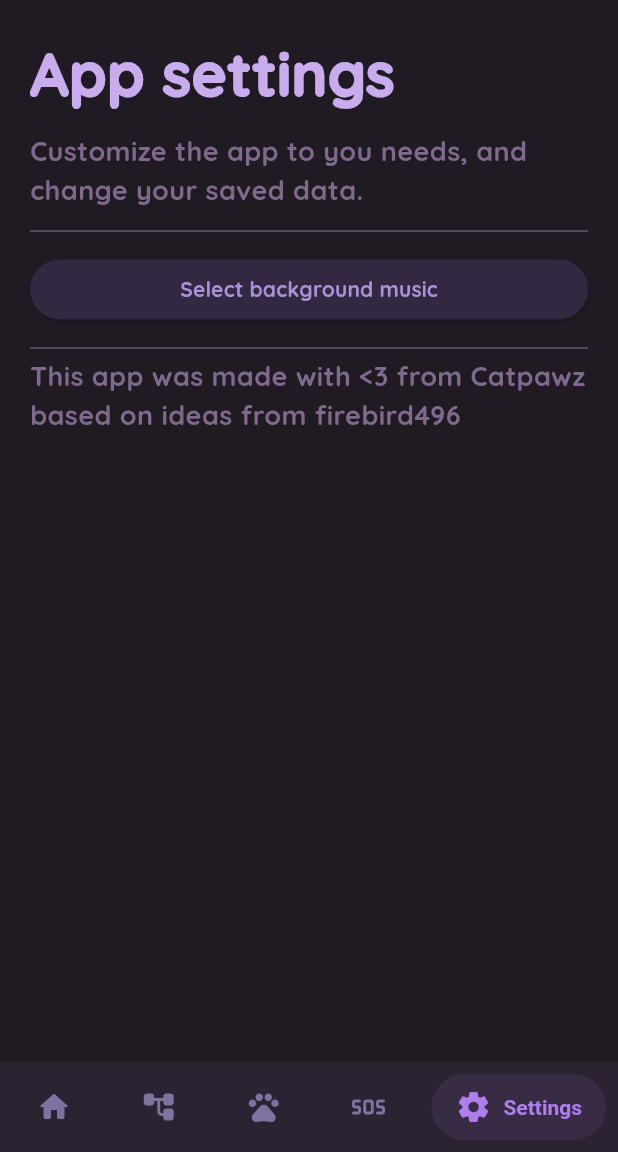
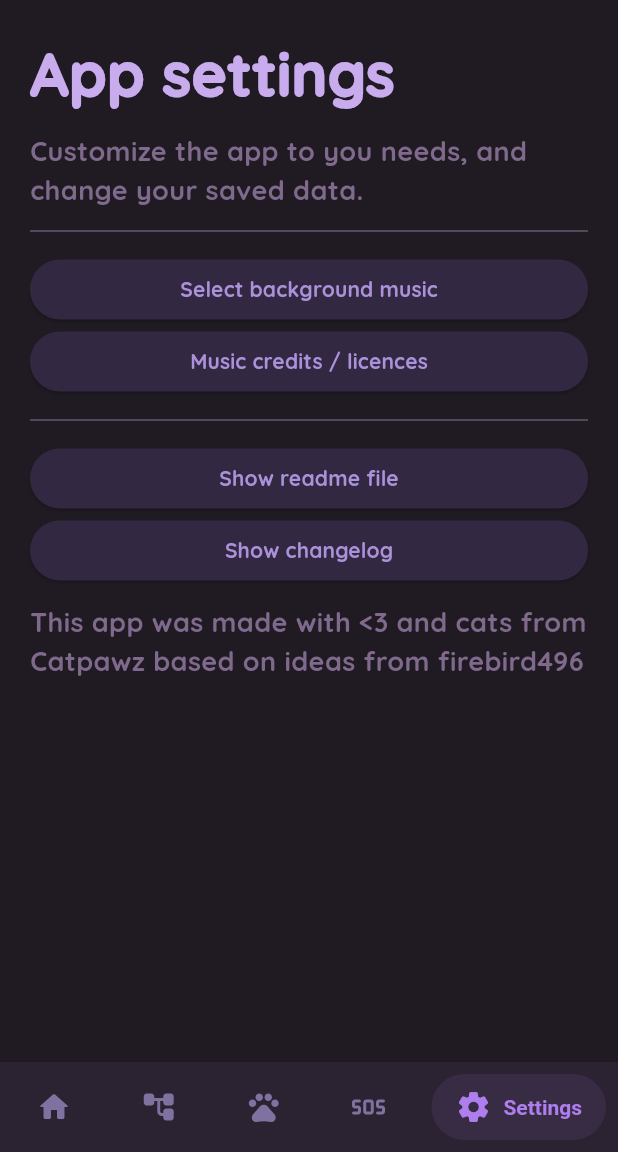
Before and after one commit to french-femboi/Healing-Neko, a Flutter app: the homePagePage screen opened by its route, item 5 of the bottom bar chosen, on a phone screen of 412 x 824 dp, the part 84-1236 px from its top. Run offline on Flutter 3.47's test engine with Material 3 defaults, Android fonts, the phone set to English and light mode, and no system bars; drawn by our look-alikes of salomon_bottom_bar; our stand-ins replace audioplayers, flutter_markdown, shared_preferences; missing offline and left inert: bottom_sheet, flutter_vibrate; accounts and stored records are empty; project files that could hold a hidden picture were left out.

Commit message:
Added new button for the Catpawz community, added new credits, added md file reader, added new manifest details, added show readme button, added changelog button

```diff
--- a/lib/main/home.dart
+++ b/lib/main/home.dart
@@ -17,6 +17,7 @@ import 'dart:async';
 import 'dart:math';
 import 'package:flutter/material.dart';
 import 'package:flutter/services.dart';
+import 'package:healing_neko/internal/mdreader.dart';
 import 'package:shared_preferences/shared_preferences.dart';
 import 'package:flutter_vibrate/flutter_vibrate.dart';
 import 'package:salomon_bottom_bar/salomon_bottom_bar.dart';
@@ -109,6 +110,11 @@ class _homePagePageState extends State<homePagePage> {
     });
   }
 
+  showMd(arg1) async {
+      final SharedPreferences prefs = await SharedPreferences.getInstance();
+      await prefs.setString('hln_mdfile', arg1);
+  }
+
   generateMessage() {
     //list of smol welcome messages to make the user feel at home
     final List<String> strings = [
@@ -163,7 +169,7 @@ class _homePagePageState extends State<homePagePage> {
 
   initializeMusic() async {
     final SharedPreferences prefs = await SharedPreferences.getInstance();
-    if(prefs.getString('hln_song') == "-"){
+    if((prefs.getString('hln_song')??"-") == "-"){
       //playback not enabled
     } else {
       await player.setReleaseMode(ReleaseMode.loop);
@@ -471,6 +477,27 @@ class _homePagePageState extends State<homePagePage> {
                         ),
                         child: const Text(
                           "Online toolkit",
+                          style: TextStyle(
+                            color: Color.fromARGB(255, 195, 178, 226),
+                            fontFamily: 'quicksand',
+                            fontWeight: FontWeight.w700,
+                          ),
+                          textAlign: TextAlign.start,
+                        ),
+                      ),
+                    ),
+                    SizedBox(
+                      width: double.infinity,
+                      child: ElevatedButton(
+                        onPressed: () {
+                          vibrate();
+                        },
+                        style: ElevatedButton.styleFrom(
+                          backgroundColor:
+                              const Color.fromARGB(255, 61, 50, 80),
+                        ),
+                        child: const Text(
+                          "Catpawz community",
                           style: TextStyle(
                             color: Color.fromARGB(255, 195, 178, 226),
                             fontFamily: 'quicksand',
@@ -905,6 +932,31 @@ class _homePagePageState extends State<homePagePage> {
                         ),
                       ),
                     ),
+                    SizedBox(
+                      width: double.infinity,
+                      child: ElevatedButton(
+                        onPressed: () {
+                          vibrate();
+                          showMd('soundscapes.md');
+                          Navigator.push(
+                            context,
+                            MaterialPageRoute(builder: (context) => const MyMd()),
+                          );
+                        },
+                        style: ElevatedButton.styleFrom(
+                          backgroundColor: const Color(0xFF332841),
+                        ),
+                        child: const Text(
+                          "Music credits / licences",
+                          style: TextStyle(
+                            color: Color.fromARGB(255, 171, 145, 218),
+                            fontFamily: 'quicksand',
+                            fontWeight: FontWeight.w700,
+                          ),
+                          textAlign: TextAlign.start,
+                        ),
+                      ),
+                    ),
                     const SizedBox(height: 10),
                     const Divider(
                       height: 10,
@@ -913,10 +965,62 @@ class _homePagePageState extends State<homePagePage> {
                       endIndent: 0,
                       color: Color(0xFF61586D),
                     ),
+                    const SizedBox(height: 10),
+                    SizedBox(
+                      width: double.infinity,
+                      child: ElevatedButton(
+                        onPressed: () {
+                          vibrate();
+                          showMd('readme.md');
+                          Navigator.push(
+                            context,
+                            MaterialPageRoute(builder: (context) => const MyMd()),
+                          );
+                        },
+                        style: ElevatedButton.styleFrom(
+                          backgroundColor: const Color(0xFF332841),
+                        ),
+                        child: const Text(
+                          "Show readme file",
+                          style: TextStyle(
+                            color: Color.fromARGB(255, 171, 145, 218),
+                            fontFamily: 'quicksand',
+                            fontWeight: FontWeight.w700,
+                          ),
+                          textAlign: TextAlign.start,
+                        ),
+                      ),
+                    ),
+                    SizedBox(
+                      width: double.infinity,
+                      child: ElevatedButton(
+                        onPressed: () {
+                          vibrate();
+                          showMd('changelog.md');
+                          Navigator.push(
+                            context,
+                            MaterialPageRoute(builder: (context) => const MyMd()),
+                          );
+                        },
+                        style: ElevatedButton.styleFrom(
+                          backgroundColor: const Color(0xFF332841),
+                        ),
+                        child: const Text(
+                          "Show changelog",
+                          style: TextStyle(
+                            color: Color.fromARGB(255, 171, 145, 218),
+                            fontFamily: 'quicksand',
+                            fontWeight: FontWeight.w700,
+                          ),
+                          textAlign: TextAlign.start,
+                        ),
+                      ),
+                    ),
+                    const SizedBox(height: 10),
                     const SizedBox(
                       width: double.infinity,
                       child: Text(
-                        "This app was made with <3 from Catpawz based on ideas from firebird496",
+                        "This app was made with <3 and cats from Catpawz based on ideas from firebird496",
                         style: TextStyle(
                           fontSize: 18,
                           color: Color(0xFF7F698C),
--- a/pubspec.yaml
+++ b/pubspec.yaml
@@ -35,6 +35,7 @@ dependencies:
   audioplayers: ^5.2.1
   flutter_local_notifications: ^17.0.0
   package_info_plus: ^5.0.1
+  flutter_markdown: ^0.7.3
 
 dev_dependencies:
   flutter_test:
@@ -47,6 +48,9 @@ flutter:
     - assets/nekos/
     - assets/soundscapes/
     - assets/neko/
+    - soundscapes.md
+    - readme.md
+    - changelog.md
   fonts:
     - family: Quicksand
       fonts:
```
Also changed, not shown: lib/internal/mdreader.dart (added, +189 -0 lines), 1 other file.
